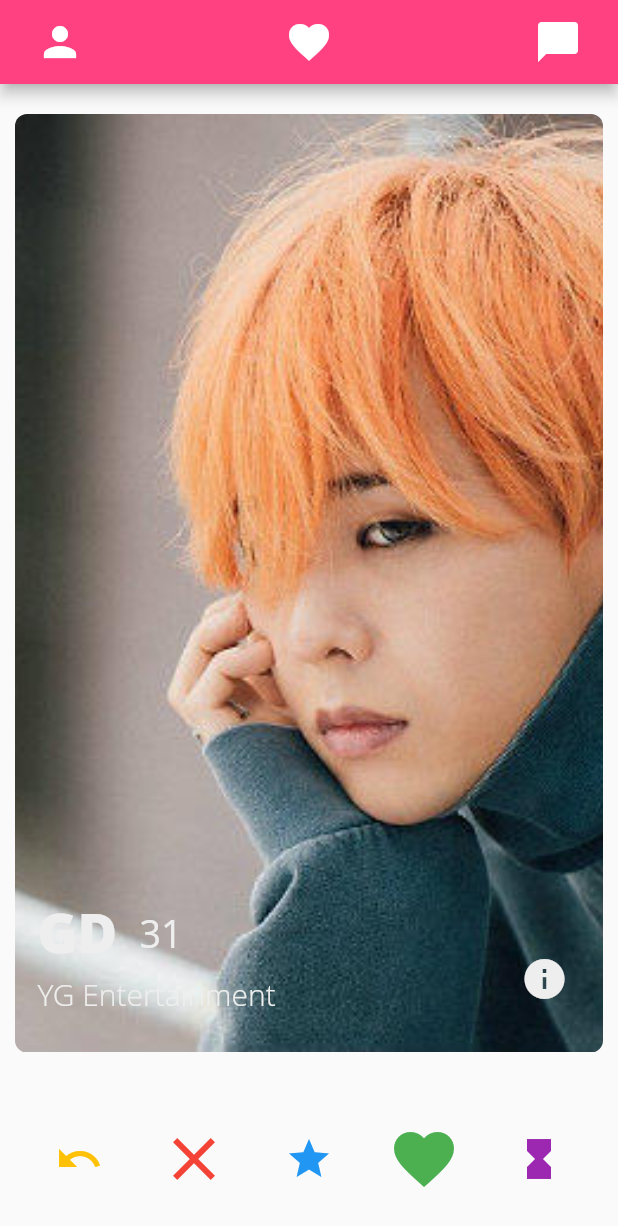
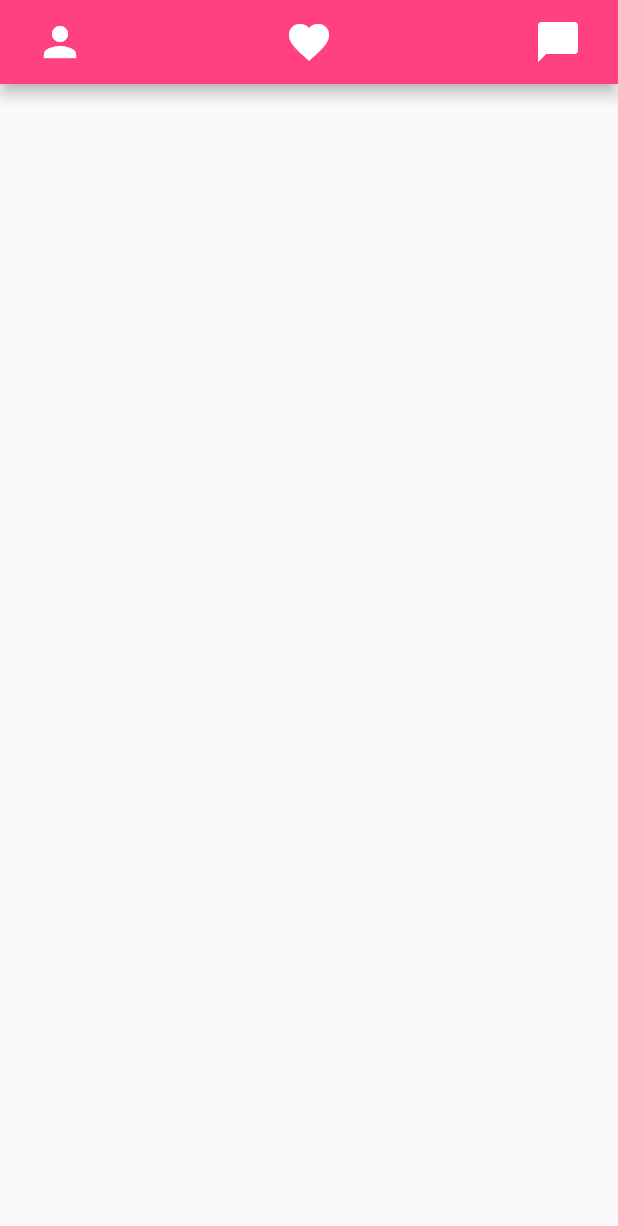
Before and after one commit to ktw4071/flutter-tinder-clone, a Flutter app: the screen it shows after launch, after a tap on the "person" icon, on a phone screen of 412 x 824 dp. Shown: the top 1226 px of the screen. Run offline on Flutter 3.47's test engine with Material 2 defaults, Android fonts, the phone set to English and light mode, and no system bars; Roboto replaces fonts that are missing (Open Sans).

Commit message:
adding profile screen changing routes

```diff
--- a/lib/main.dart
+++ b/lib/main.dart
@@ -1,5 +1,7 @@
 import 'package:flutter/material.dart';
-import 'package:tinderClone/screens/home_screen.dart';
+import './screens/home_screen.dart';
+import './screens/profile_screen.dart';
+import 'screens/chat_screen.dart';
 
 void main() => runApp(MyApp());
 
@@ -7,6 +9,14 @@ class MyApp extends StatelessWidget {
   Widget build(BuildContext context) {
     return new MaterialApp(
       debugShowCheckedModeBanner: false,
-      home: HomeScreen());
+      initialRoute: '/',
+      routes: {
+        // When navigating to the "/" route, build the FirstScreen widget.
+        '/': (context) => HomeScreen(),
+        // When navigating to the "/second" route, build the SecondScreen widget.
+        '/profile': (context) => ProfileScreen(),
+        '/chat': (context) => ChatScreen(),
+      },
+    );
   }
 }
--- a/lib/screens/chat_screen.dart
+++ b/lib/screens/chat_screen.dart
@@ -1,4 +1,6 @@
 import 'package:flutter/material.dart';
+import 'home_screen.dart';
+import 'profile_screen.dart';
 
 class ChatScreen extends StatelessWidget {
   Widget build(BuildContext context) {
@@ -12,13 +14,15 @@ class ChatScreen extends StatelessWidget {
               IconButton(
                 icon: Icon(Icons.person),
                 iconSize: 32,
-                onPressed: () {},
+                onPressed: () {
+                  Navigator.pushNamed(context, '/profile');
+                },
               ),
               IconButton(
                 icon: Icon(Icons.favorite),
                 iconSize: 32,
                 onPressed: () {
-                  Navigator.pop(context);
+                  Navigator.pushNamed(context, '/');
                 },
               ),
               IconButton(
--- a/lib/screens/home_screen.dart
+++ b/lib/screens/home_screen.dart
@@ -1,10 +1,12 @@
 import 'package:flutter/material.dart';
 import 'chat_screen.dart';
+import 'profile_screen.dart';
 
 class HomeScreen extends StatelessWidget {
   Widget build(BuildContext context) {
     return Scaffold(
       appBar: AppBar(
+        automaticallyImplyLeading: false,
         backgroundColor: Colors.pinkAccent,
         title: Row(
             mainAxisAlignment: MainAxisAlignment.spaceBetween,
@@ -12,7 +14,9 @@ class HomeScreen extends StatelessWidget {
               IconButton(
                 icon: Icon(Icons.person),
                 iconSize: 32,
-                onPressed: () {},
+                onPressed: () {
+                  Navigator.pushNamed(context, '/profile');
+                },
               ),
               IconButton(
                 icon: Icon(Icons.favorite),
@@ -23,10 +27,7 @@ class HomeScreen extends StatelessWidget {
                 icon: Icon(Icons.chat_bubble),
                 iconSize: 32,
                 onPressed: () {
-                  Navigator.push(
-                    context,
-                    MaterialPageRoute(builder: (context) => ChatScreen()),
-                  );
+                  Navigator.pushNamed(context, '/chat');
                 },
               ),
             ]),
--- /dev/null
+++ b/lib/screens/profile_screen.dart
@@ -0,0 +1,39 @@
+import 'package:flutter/material.dart';
+import 'chat_screen.dart';
+
+class ProfileScreen extends StatelessWidget {
+  Widget build(BuildContext context) {
+    return Scaffold(
+      appBar: AppBar(
+        automaticallyImplyLeading: false,
+        backgroundColor: Colors.pinkAccent,
+        title: Row(
+          mainAxisAlignment: MainAxisAlignment.spaceBetween,
+          children: <Widget>[
+            IconButton(
+              icon: Icon(Icons.person),
+              iconSize: 32,
+              onPressed: () {},
+            ),
+            IconButton(
+              icon: Icon(Icons.favorite),
+              iconSize: 32,
+              onPressed: () {
+                Navigator.pop(context);
+              },
+            ),
+            IconButton(
+              icon: Icon(Icons.chat_bubble),
+              iconSize: 32,
+              onPressed: () {
+                Navigator.push(
+                  context,
+                  MaterialPageRoute(builder: (context) => ChatScreen()),
+                );
+              },
+            ),
+          ]),
+      ),
+    );
+  }
+}
```
